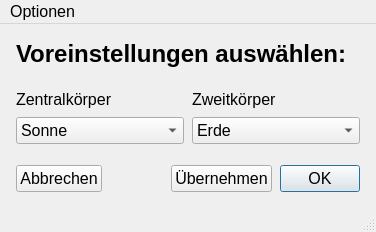
Before: the Qt Designer form twobodyproblem/ui/examples.ui in fflopsi/twobodyproblem, drawn with Qt 5.
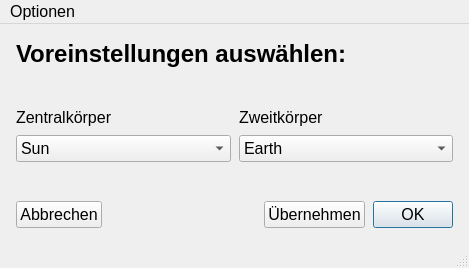
After: the same form once the commit is applied.

Commit message: fix naming of preset choices

What changed in the file:
```diff
--- a/twobodyproblem/ui/examples.ui
+++ b/twobodyproblem/ui/examples.ui
@@ -6,8 +6,8 @@
    <rect>
     <x>0</x>
     <y>0</y>
-    <width>376</width>
-    <height>232</height>
+    <width>469</width>
+    <height>268</height>
    </rect>
   </property>
   <property name="font">
@@ -79,7 +79,7 @@
        <widget class="QComboBox" name="choice_central">
         <item>
          <property name="text">
-          <string>Sonne</string>
+          <string notr="true">Sun</string>
          </property>
         </item>
         <item>
@@ -98,7 +98,7 @@
        <widget class="QComboBox" name="choice_sat">
         <item>
          <property name="text">
-          <string>Erde</string>
+          <string notr="true">Earth</string>
          </property>
         </item>
         <item>
@@ -182,8 +182,8 @@
     <rect>
      <x>0</x>
      <y>0</y>
-     <width>376</width>
-     <height>26</height>
+     <width>469</width>
+     <height>34</height>
     </rect>
    </property>
    <widget class="QMenu" name="menuOptionen">
```
Left out of the diff: 8 changed lines with no effect on the pictures.
